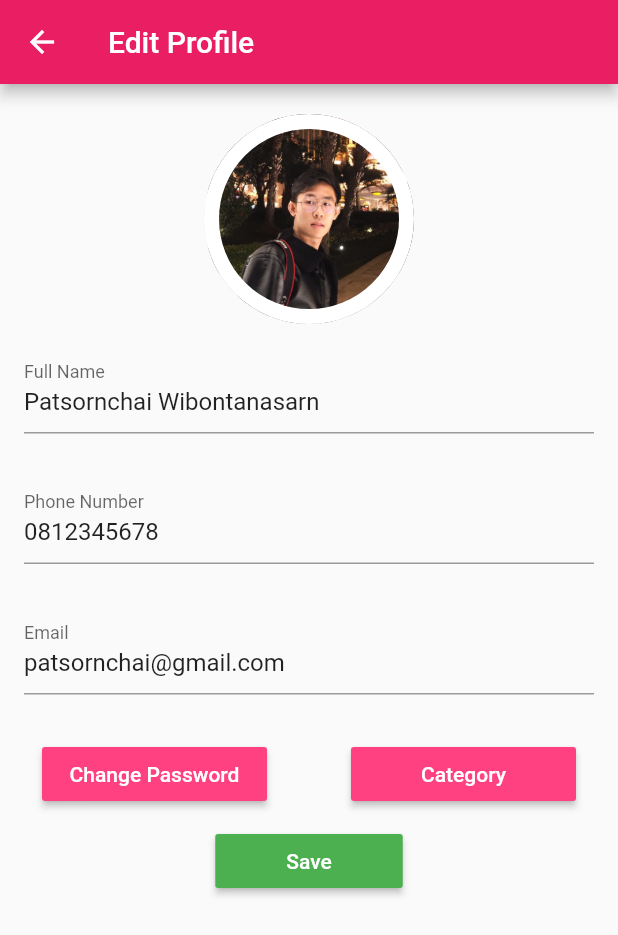
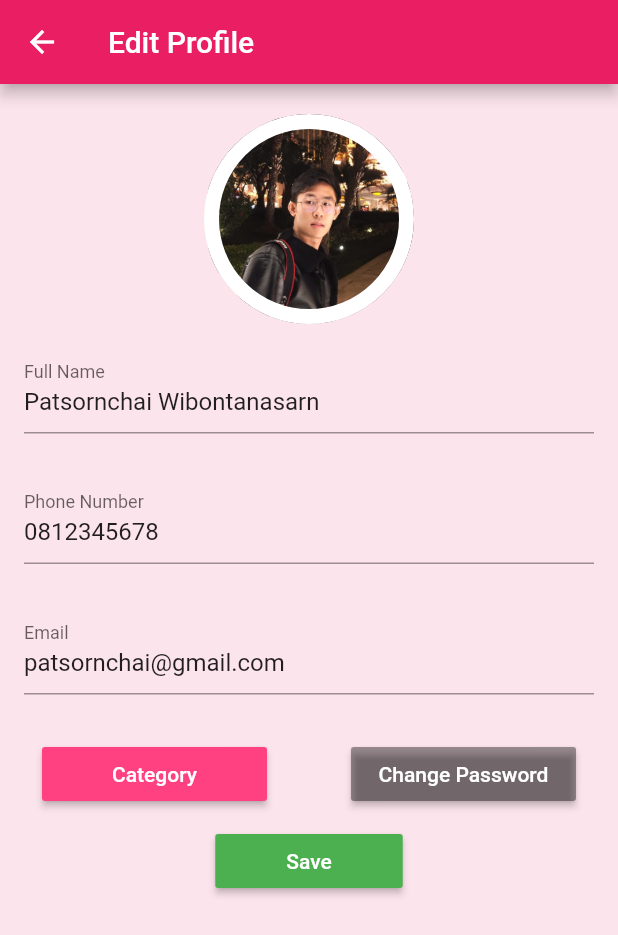
Before and after one commit to top350/backpack_front_final, a Flutter app: the ProfilePage screen opened directly, after a tap on the "edit" icon, on a phone screen of 412 x 824 dp. Shown: the top 935 px of the screen. Run offline on Flutter 3.47's test engine with Material 2 defaults, Android fonts, the phone set to English and light mode, and no system bars; our stand-ins replace datetime_picker_formfield, flutter_rating.

Commit message:
#32P commit : Optimize Profile

```diff
--- a/lib/profile/edit_profile.dart
+++ b/lib/profile/edit_profile.dart
@@ -35,9 +35,8 @@ class _EditProfileState extends State<EditProfile> {
 
   @override
   Widget build(BuildContext context) {
-    Size screenSize = MediaQuery.of(context).size;
     return Scaffold(
-      //backgroundColor: Colors.pink[50],
+      backgroundColor: Colors.pink[50],
       appBar: AppBar(
         title: Text("Edit Profile"),
       ),
@@ -48,10 +47,11 @@ class _EditProfileState extends State<EditProfile> {
           ),
           _buildProfileImage(),
           Container(
+              // Name
               margin: EdgeInsets.all(10),
               padding: EdgeInsets.symmetric(vertical: 4.0, horizontal: 6.0),
               decoration: BoxDecoration(
-                color: Theme.of(context).scaffoldBackgroundColor,
+                color: Colors.pink[50],
                 borderRadius: BorderRadius.circular(4.0),
               ),
               child: TextField(
@@ -63,31 +63,16 @@ class _EditProfileState extends State<EditProfile> {
                   });
                 },
               )),
-          // Container(
-          //     margin: EdgeInsets.all(10),
-          //     padding: EdgeInsets.symmetric(
-          //         vertical: 4.0, horizontal: 6.0),
-          //     decoration: BoxDecoration(
-          //       color: Theme.of(context).scaffoldBackgroundColor,
-          //       borderRadius: BorderRadius.circular(4.0),
-          //     ),
-          //     child: TextField(
-          //       controller: _stuIDController,
-          //       decoration: InputDecoration(labelText: 'Student ID'),
-          //       onChanged: (String input) {
-          //         setState(() {
-          //           example.studentID = input;
-          //         });
-          //       },
-          //     )),
           Container(
+              //Phone Number
               margin: EdgeInsets.all(10),
               padding: EdgeInsets.symmetric(vertical: 4.0, horizontal: 6.0),
               decoration: BoxDecoration(
-                color: Theme.of(context).scaffoldBackgroundColor,
+                color: Colors.pink[50],
                 borderRadius: BorderRadius.circular(4.0),
               ),
               child: TextField(
+                keyboardType: TextInputType.number,
                 controller: _phoneNumController,
                 decoration: InputDecoration(labelText: 'Phone Number'),
                 onChanged: (String input) {
@@ -96,27 +81,12 @@ class _EditProfileState extends State<EditProfile> {
                   });
                 },
               )),
-          // Container(
-          //     margin: EdgeInsets.all(10),
-          //     padding: EdgeInsets.symmetric(vertical: 4.0, horizontal: 6.0),
-          //     decoration: BoxDecoration(
-          //       color: Theme.of(context).scaffoldBackgroundColor,
-          //       borderRadius: BorderRadius.circular(4.0),
-          //     ),
-          //     child: TextField(
-          //       controller: _lineIDController,
-          //       decoration: InputDecoration(labelText: 'Line ID'),
-          //       onChanged: (String input) {
-          //         setState(() {
-          //           example.lineID = input;
-          //         });
-          //       },
-          //     )),
           Container(
+              //Email
               margin: EdgeInsets.all(10),
               padding: EdgeInsets.symmetric(vertical: 4.0, horizontal: 6.0),
               decoration: BoxDecoration(
-                color: Theme.of(context).scaffoldBackgroundColor,
+                color: Colors.pink[50],
                 borderRadius: BorderRadius.circular(4.0),
               ),
               child: TextField(
@@ -143,12 +113,19 @@ class _EditProfileState extends State<EditProfile> {
                 child: RaisedButton(
                   color: Colors.pinkAccent,
                   child: Text(
-                    'Change Password',
+                    'Category',
                     style: TextStyle(
                       color: Colors.white,
                     ),
                   ),
-                  onPressed: () {},
+                  onPressed: () {
+                    Navigator.push(
+                      context,
+                      MaterialPageRoute(
+                        builder: (context) => ProfileCategory(),
+                      ),
+                    );
+                  },
                 ),
               ),
               Container(
@@ -158,21 +135,14 @@ class _EditProfileState extends State<EditProfile> {
                 ),
                 width: 150,
                 child: RaisedButton(
-                  color: Colors.pinkAccent,
+                  color: Colors.black38,
                   child: Text(
-                    'Category',
+                    'Change Password',
                     style: TextStyle(
                       color: Colors.white,
                     ),
                   ),
-                  onPressed: () {
-                    Navigator.push(
-                context,
-                MaterialPageRoute(
-                  builder: (context) => ProfileCategory(),
-                ),
-              );
-                  },
+                  onPressed: () {},
                 ),
               ),
             ],
@@ -211,7 +181,6 @@ class _EditProfileState extends State<EditProfile> {
   }
 }
 
-
 Widget _buildProfileImage() {
   return Center(
     child: Container(
--- a/lib/profile/profile.dart
+++ b/lib/profile/profile.dart
@@ -44,7 +44,6 @@ class _ProfilePageState extends State<ProfilePage> {
   Widget build(BuildContext context) {
     double screenSize = MediaQuery.of(context).size.height;
     return Scaffold(
-      // backgroundColor: Colors.pink[50],
       appBar: AppBar(
         title: Text("Profile"),
         actions: <Widget>[
@@ -63,122 +62,7 @@ class _ProfilePageState extends State<ProfilePage> {
         children: <Widget>[
           _buildCoverImage(screenSize),
           _buildStatContainer(),
-          Container(
-            margin: EdgeInsets.symmetric(vertical: 20, horizontal: 30),
-            child: Column(
-              children: <Widget>[
-                Row(
-                  children: <Widget>[
-                    Icon(
-                      Icons.assignment_ind,
-                      size: 30,
-                      color: Colors.pink[300],
-                    ),
-                    SizedBox(width: 5),
-                    Text('Student ID  ',
-                        style: TextStyle(
-                            color: Colors.black,
-                            fontSize: 20.0,
-                            fontWeight: FontWeight.w600)),
-                    SizedBox(
-                      width: 20,
-                    ),
-                    Text(
-                      bus.studentID,
-                      style: TextStyle(
-                        color: Colors.black,
-                        fontSize: 15.0,
-                      ),
-                    ),
-                  ],
-                ),
-                SizedBox(
-                  height: 10,
-                ),
-                Row(
-                  children: <Widget>[
-                    Icon(
-                      Icons.phone,
-                      size: 30,
-                      color: Colors.pink[300],
-                    ),
-                    SizedBox(width: 8),
-                    Text('Phone no.  ',
-                        style: TextStyle(
-                            color: Colors.black,
-                            fontSize: 20.0,
-                            fontWeight: FontWeight.w600)),
-                    SizedBox(
-                      width: 20,
-                    ),
-                    Text(
-                      bus.phoneNum,
-                      style: TextStyle(
-                        color: Colors.black,
-                        fontSize: 15.0,
-                      ),
-                    ),
-                  ],
-                ),
-                SizedBox(
-                  height: 10,
-                ),
-                // Row(
-                //   children: <Widget>[
-                //     Icon(
-                //       Icons.chat,
-                //       size: 30,
-                //       color: Colors.pink[300],
-                //     ),
-                //     SizedBox(width: 8),
-                //     Text('Line ID.  ',
-                //         style: TextStyle(
-                //             color: Colors.black,
-                //             fontSize: 20.0,
-                //             fontWeight: FontWeight.w600)),
-                //     SizedBox(
-                //       width: 40,
-                //     ),
-                //     Text(
-                //       bus.lineID,
-                //       style: TextStyle(
-                //         color: Colors.black,
-                //         fontSize: 20.0,
-                //       ),
-                //     ),
-                //   ],
-                // ),
-                // SizedBox(
-                //   height: 10,
-                // ),
-                Row(
-                  children: <Widget>[
-                    Icon(
-                      Icons.email,
-                      size: 30,
-                      color: Colors.pink[300],
-                    ),
-                    SizedBox(width: 8),
-                    Text('Email  ',
-                        style: TextStyle(
-                            color: Colors.black,
-                            fontSize: 20.0,
-                            fontWeight: FontWeight.w600)),
-                    SizedBox(
-                      width: 10,
-                    ),
-                    Text(
-                      bus.email,
-                      style: TextStyle(
-                        color: Colors.black,
-                        fontSize: 15.0,
-                      ),
-                    ),
-                  ],
-                ),
-              ],
-            ),
-          ),
+          _buildProfileInfo(),
           Column(
             children: <Widget>[
               Container(
@@ -311,9 +195,101 @@ Widget _buildStatContainer() {
                       "assets/token_2.png",
                     ),
                     fit: BoxFit.fill),
-                )),
+              ),
+            ),
             "100"),
       ],
     ),
   );
 }
+
+Widget _buildProfileInfo() {
+  return Container(
+    margin: EdgeInsets.symmetric(vertical: 20, horizontal: 30),
+    child: Column(
+      children: <Widget>[
+        Row(
+          children: <Widget>[
+            Icon(
+              Icons.assignment_ind,
+              size: 30,
+              color: Colors.pink[300],
+            ),
+            SizedBox(width: 5),
+            Text('Student ID  ',
+                style: TextStyle(
+                    color: Colors.black,
+                    fontSize: 20.0,
+                    fontWeight: FontWeight.w600)),
+            SizedBox(
+              width: 20,
+            ),
+            Text(
+              bus.studentID,
+              style: TextStyle(
+                color: Colors.black,
+                fontSize: 15.0,
+              ),
+            ),
+          ],
+        ),
+        SizedBox(
+          height: 10,
+        ),
+        Row(
+          children: <Widget>[
+            Icon(
+              Icons.phone,
+              size: 30,
+              color: Colors.pink[300],
+            ),
+            SizedBox(width: 8),
+            Text('Phone no.  ',
+                style: TextStyle(
+                    color: Colors.black,
+                    fontSize: 20.0,
+                    fontWeight: FontWeight.w600)),
+            SizedBox(
+              width: 20,
+            ),
+            Text(
+              bus.phoneNum,
+              style: TextStyle(
+                color: Colors.black,
+                fontSize: 15.0,
+              ),
+            ),
+          ],
+        ),
+        SizedBox(
+          height: 10,
+        ),
+        Row(
+          children: <Widget>[
+            Icon(
+              Icons.email,
+              size: 30,
+              color: Colors.pink[300],
+            ),
+            SizedBox(width: 8),
+            Text('Email  ',
+                style: TextStyle(
+                    color: Colors.black,
+                    fontSize: 20.0,
+                    fontWeight: FontWeight.w600)),
+            SizedBox(
+              width: 10,
+            ),
+            Text(
+              bus.email,
+              style: TextStyle(
+                color: Colors.black,
+                fontSize: 15.0,
+              ),
+            ),
+          ],
+        ),
+      ],
+    ),
+  );
+}
--- a/lib/session.dart
+++ b/lib/session.dart
@@ -57,8 +57,8 @@ class SessionPageState extends State<SessionPage>
                       contentPadding:
                           EdgeInsets.symmetric(horizontal: 5.0, vertical: 10.0),
                       leading: Container(
-                        width: 75.0,
-                        height: 75.0,
+                        width: 60.0,
+                        height: 60.0,
                         decoration: BoxDecoration(
                           image: DecorationImage(
                             image: AssetImage('assets/profile/profile.jpg'),
```
Lines whose indentation alone changed are shown as unchanged.
